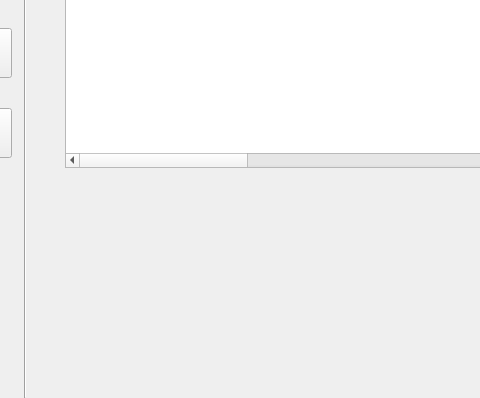
Before: the Qt Designer form AdminMainWindow.ui in ImmortalWatcher/Flient_Management, drawn with Qt 5; both pictures show x 125 to 605 and y 202 to 600 of the 800 by 600 pixel window.
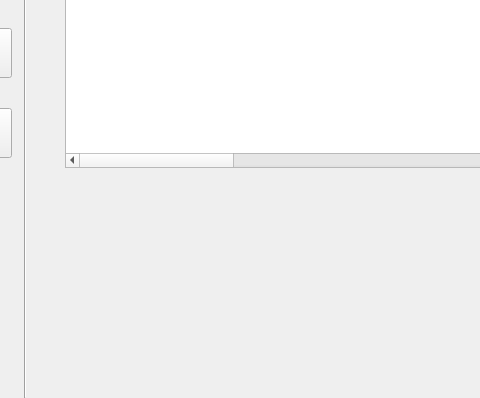
After: the same form once the commit is applied. Icons and pictures are not drawn.

Commit message: 更新：修改了数据库（订单表加了状态，航班表加了样例）实现管理员端订单查看（有个小问题，订单号不太对劲）

```diff
--- a/AdminMainWindow.ui
+++ b/AdminMainWindow.ui
@@ -699,6 +699,17 @@
         </font>
        </property>
       </column>
+      <column>
+       <property name="text">
+        <string>状态</string>
+       </property>
+       <property name="font">
+        <font>
+         <pointsize>10</pointsize>
+         <bold>true</bold>
+        </font>
+       </property>
+      </column>
      </widget>
      <widget class="QComboBox" name="cbOrderStatus">
       <property name="geometry">
```
The commit also changes 2 other files.
